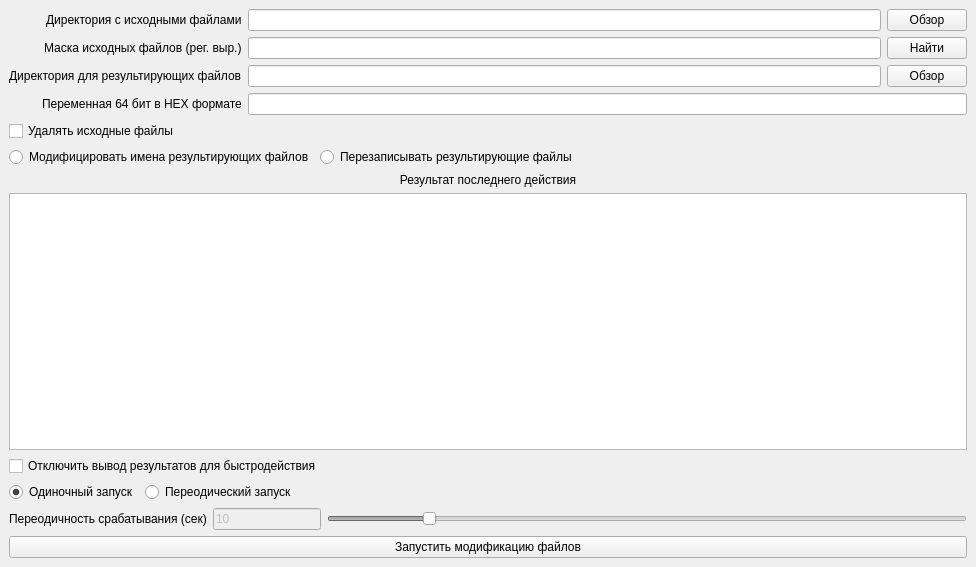
Before: the Qt Designer form mainwindow.ui in 2romanio005/FileModification, drawn with Qt 5.
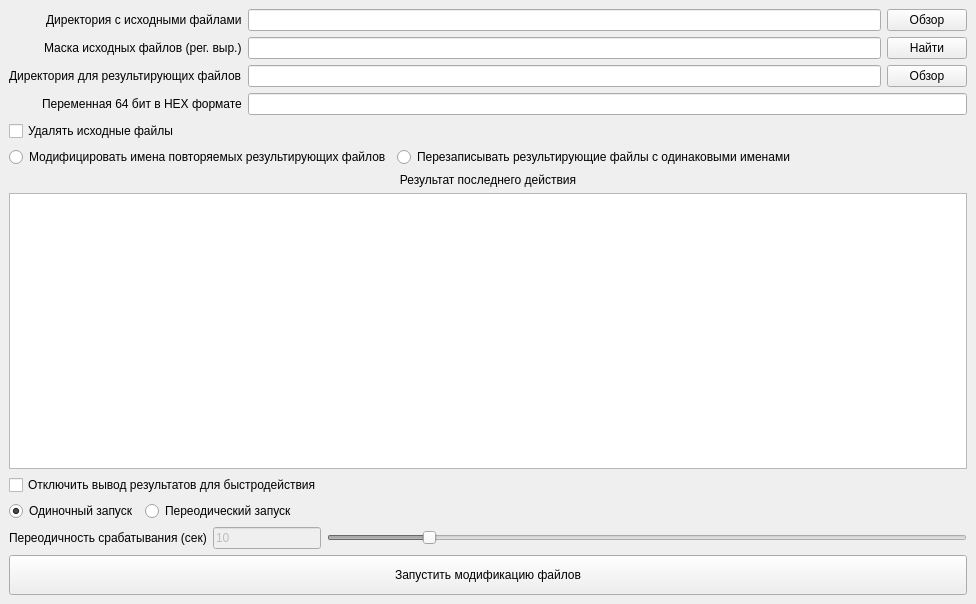
After: the same form once the commit is applied.

Diff of the .ui file:
```diff
--- a/mainwindow.ui
+++ b/mainwindow.ui
@@ -7,7 +7,7 @@
     <x>0</x>
     <y>0</y>
     <width>976</width>
-    <height>567</height>
+    <height>604</height>
    </rect>
   </property>
   <property name="windowTitle">
@@ -120,7 +120,7 @@
       <item>
        <widget class="QRadioButton" name="radioButton_modify">
         <property name="text">
-         <string>Модифицировать имена результирующих файлов</string>
+         <string>Модифицировать имена повторяемых результирующих файлов</string>
         </property>
         <property name="checked">
          <bool>true</bool>
@@ -130,7 +130,7 @@
       <item>
        <widget class="QRadioButton" name="radioButton_overwrite">
         <property name="text">
-         <string>Перезаписывать результирующие файлы</string>
+         <string>Перезаписывать результирующие файлы с одинаковыми именами</string>
         </property>
        </widget>
       </item>
@@ -265,6 +265,18 @@
     </item>
     <item>
      <widget class="QPushButton" name="pushButton_start">
+      <property name="sizePolicy">
+       <sizepolicy hsizetype="Minimum" vsizetype="Fixed">
+        <horstretch>0</horstretch>
+        <verstretch>0</verstretch>
+       </sizepolicy>
+      </property>
+      <property name="minimumSize">
+       <size>
+        <width>0</width>
+        <height>40</height>
+       </size>
+      </property>
       <property name="text">
        <string>Запустить модификацию файлов</string>
       </property>
```
Left out of the diff: 32 changed lines with no effect on the pictures.
